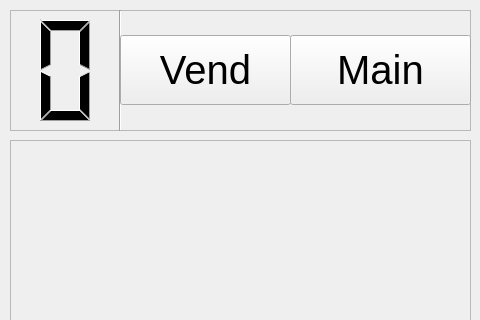
kheimerl/umati, file umati/UmatiMainView.ui: the form before one commit; both pictures show x 0 to 480 and y 0 to 320 of the 480 by 800 pixel window.
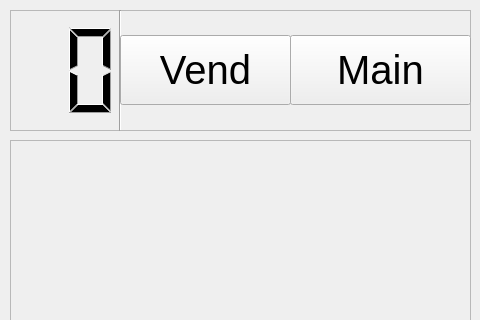
The form after the commit.

The edit to the form file:
```diff
--- a/umati/UmatiMainView.ui
+++ b/umati/UmatiMainView.ui
@@ -84,7 +84,7 @@
       <number>0</number>
      </property>
      <property name="numDigits">
-      <number>1</number>
+      <number>2</number>
      </property>
     </widget>
     <widget class="Line" name="line">
```
